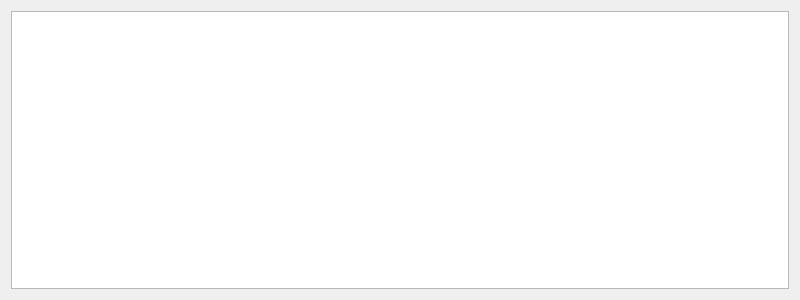
First picture: the form in ui/resources/MaintPage_widget.ui, repository tamdak-dan/rch-steamer, before the edit.
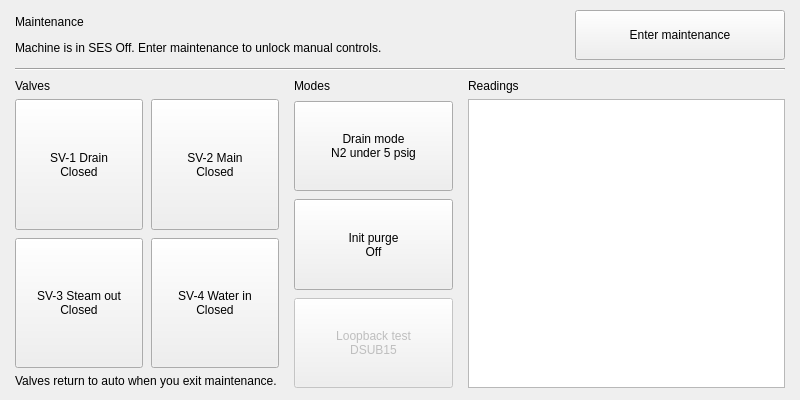
Second picture: the form after the edit.

Commit message: system page added. Dialing in bugs on Run Page

```diff
--- a/ui/resources/MaintPage_widget.ui
+++ b/ui/resources/MaintPage_widget.ui
@@ -7,11 +7,11 @@
     <x>0</x>
     <y>0</y>
     <width>800</width>
-    <height>300</height>
+    <height>400</height>
    </rect>
   </property>
   <property name="sizePolicy">
-   <sizepolicy hsizetype="Preferred" vsizetype="MinimumExpanding">
+   <sizepolicy hsizetype="Preferred" vsizetype="Preferred">
     <horstretch>0</horstretch>
     <verstretch>0</verstretch>
    </sizepolicy>
@@ -19,14 +19,346 @@
   <property name="windowTitle">
    <string>Form</string>
   </property>
-  <layout class="QVBoxLayout" name="verticalLayout">
+  <layout class="QVBoxLayout" name="MaintPage_V" stretch="0,0,1">
+   <property name="spacing">
+    <number>8</number>
+   </property>
+   <property name="leftMargin">
+    <number>15</number>
+   </property>
+   <property name="topMargin">
+    <number>10</number>
+   </property>
+   <property name="rightMargin">
+    <number>15</number>
+   </property>
+   <property name="bottomMargin">
+    <number>12</number>
+   </property>
    <item>
-    <widget class="QTableWidget" name="Maint_AlarmTable">
-     <attribute name="horizontalHeaderStretchLastSection">
-      <bool>true</bool>
-     </attribute>
+    <layout class="QHBoxLayout" name="MaintPage_Header" stretch="1,0">
+     <property name="spacing">
+      <number>12</number>
+     </property>
+     <item>
+      <layout class="QVBoxLayout" name="MaintPage_HeaderText">
+       <property name="spacing">
+        <number>2</number>
+       </property>
+       <item>
+        <widget class="QLabel" name="H2_Maintenance">
+         <property name="text">
+          <string>Maintenance</string>
+         </property>
+        </widget>
+       </item>
+       <item>
+        <widget class="QLabel" name="lbl_MaintHint">
+         <property name="text">
+          <string>Machine is in SES Off. Enter maintenance to unlock manual controls.</string>
+         </property>
+         <property name="wordWrap">
+          <bool>true</bool>
+         </property>
+        </widget>
+       </item>
+      </layout>
+     </item>
+     <item>
+      <widget class="QPushButton" name="btn_MaintEnterExit">
+       <property name="sizePolicy">
+        <sizepolicy hsizetype="Fixed" vsizetype="Fixed">
+         <horstretch>0</horstretch>
+         <verstretch>0</verstretch>
+        </sizepolicy>
+       </property>
+       <property name="minimumSize">
+        <size>
+         <width>210</width>
+         <height>50</height>
+        </size>
+       </property>
+       <property name="text">
+        <string>Enter maintenance</string>
+       </property>
+       <property name="checkable">
+        <bool>true</bool>
+       </property>
+       <property name="maint" stdset="0">
+        <bool>true</bool>
+       </property>
+      </widget>
+     </item>
+    </layout>
+   </item>
+   <item>
+    <widget class="Line" name="line_maint">
+     <property name="orientation">
+      <enum>Qt::Orientation::Horizontal</enum>
+     </property>
     </widget>
    </item>
+   <item>
+    <layout class="QHBoxLayout" name="MaintPage_Body" stretch="5,3,6">
+     <property name="spacing">
+      <number>15</number>
+     </property>
+     <item>
+      <layout class="QVBoxLayout" name="MaintPage_Valves" stretch="0,1,0">
+       <property name="spacing">
+        <number>6</number>
+       </property>
+       <item>
+        <widget class="QLabel" name="H3_Valves">
+         <property name="text">
+          <string>Valves</string>
+         </property>
+        </widget>
+       </item>
+       <item>
+        <layout class="QGridLayout" name="MaintPage_ValveGrid">
+         <property name="spacing">
+          <number>8</number>
+         </property>
+         <item row="0" column="0">
+          <widget class="QPushButton" name="PLC_bMaintSV1">
+           <property name="sizePolicy">
+            <sizepolicy hsizetype="Expanding" vsizetype="Expanding">
+             <horstretch>0</horstretch>
+             <verstretch>0</verstretch>
+            </sizepolicy>
+           </property>
+           <property name="minimumSize">
+            <size>
+             <width>0</width>
+             <height>64</height>
+            </size>
+           </property>
+           <property name="text">
+            <string>SV-1 Drain
+Closed</string>
+           </property>
+           <property name="checkable">
+            <bool>true</bool>
+           </property>
+           <property name="maint" stdset="0">
+            <bool>true</bool>
+           </property>
+          </widget>
+         </item>
+         <item row="0" column="1">
+          <widget class="QPushButton" name="PLC_bMaintSV2">
+           <property name="sizePolicy">
+            <sizepolicy hsizetype="Expanding" vsizetype="Expanding">
+             <horstretch>0</horstretch>
+             <verstretch>0</verstretch>
+            </sizepolicy>
+           </property>
+           <property name="minimumSize">
+            <size>
+             <width>0</width>
+             <height>64</height>
+            </size>
+           </property>
+           <property name="text">
+            <string>SV-2 Main
+Closed</string>
+           </property>
+           <property name="checkable">
+            <bool>true</bool>
+           </property>
+           <property name="maint" stdset="0">
+            <bool>true</bool>
+           </property>
+          </widget>
+         </item>
+         <item row="1" column="0">
+          <widget class="QPushButton" name="PLC_bMaintSV3">
+           <property name="sizePolicy">
+            <sizepolicy hsizetype="Expanding" vsizetype="Expanding">
+             <horstretch>0</horstretch>
+             <verstretch>0</verstretch>
+            </sizepolicy>
+           </property>
+           <property name="minimumSize">
+            <size>
+             <width>0</width>
+             <height>64</height>
+            </size>
+           </property>
+           <property name="text">
+            <string>SV-3 Steam out
+Closed</string>
+           </property>
+           <property name="checkable">
+            <bool>true</bool>
+           </property>
+           <property name="maint" stdset="0">
+            <bool>true</bool>
+           </property>
+          </widget>
+         </item>
+         <item row="1" column="1">
+          <widget class="QPushButton" name="PLC_bMaintSV4">
+           <property name="sizePolicy">
+            <sizepolicy hsizetype="Expanding" vsizetype="Expanding">
+             <horstretch>0</horstretch>
+             <verstretch>0</verstretch>
+            </sizepolicy>
+           </property>
+           <property name="minimumSize">
+            <size>
+             <width>0</width>
+             <height>64</height>
+            </size>
+           </property>
+           <property name="text">
+            <string>SV-4 Water in
+Closed</string>
+           </property>
+           <property name="checkable">
+            <bool>true</bool>
+           </property>
+           <property name="maint" stdset="0">
+            <bool>true</bool>
+           </property>
+          </widget>
+         </item>
+        </layout>
+       </item>
+       <item>
+        <widget class="QLabel" name="lbl_ValveNote">
+         <property name="text">
+          <string>Valves return to auto when you exit maintenance.</string>
+         </property>
+         <property name="wordWrap">
+          <bool>true</bool>
+         </property>
+        </widget>
+       </item>
+      </layout>
+     </item>
+     <item>
+      <layout class="QVBoxLayout" name="MaintPage_Modes" stretch="0,1,1,1">
+       <property name="spacing">
+        <number>8</number>
+       </property>
+       <item>
+        <widget class="QLabel" name="H3_Modes">
+         <property name="text">
+          <string>Modes</string>
+         </property>
+        </widget>
+       </item>
+       <item>
+        <widget class="QPushButton" name="PLC_bMaintDrainMode">
+         <property name="sizePolicy">
+          <sizepolicy hsizetype="Expanding" vsizetype="Preferred">
+           <horstretch>0</horstretch>
+           <verstretch>0</verstretch>
+          </sizepolicy>
+         </property>
+         <property name="minimumSize">
+          <size>
+           <width>0</width>
+           <height>56</height>
+          </size>
+         </property>
+         <property name="text">
+          <string>Drain mode
+N2 under 5 psig</string>
+         </property>
+         <property name="checkable">
+          <bool>true</bool>
+         </property>
+         <property name="maint" stdset="0">
+          <bool>true</bool>
+         </property>
+        </widget>
+       </item>
+       <item>
+        <widget class="QPushButton" name="PLC_bMaintInitPurge">
+         <property name="sizePolicy">
+          <sizepolicy hsizetype="Expanding" vsizetype="Preferred">
+           <horstretch>0</horstretch>
+           <verstretch>0</verstretch>
+          </sizepolicy>
+         </property>
+         <property name="minimumSize">
+          <size>
+           <width>0</width>
+           <height>56</height>
+          </size>
+         </property>
+         <property name="text">
+          <string>Init purge
+Off</string>
+         </property>
+         <property name="checkable">
+          <bool>true</bool>
+         </property>
+         <property name="maint" stdset="0">
+          <bool>true</bool>
+         </property>
+        </widget>
+       </item>
+       <item>
+        <widget class="QPushButton" name="PLC_bMaintLoopback">
+         <property name="enabled">
+          <bool>false</bool>
+         </property>
+         <property name="sizePolicy">
+          <sizepolicy hsizetype="Expanding" vsizetype="Preferred">
+           <horstretch>0</horstretch>
+           <verstretch>0</verstretch>
+          </sizepolicy>
+         </property>
+         <property name="minimumSize">
+          <size>
+           <width>0</width>
+           <height>56</height>
+          </size>
+         </property>
+         <property name="text">
+          <string>Loopback test
+DSUB15</string>
+         </property>
+         <property name="checkable">
+          <bool>true</bool>
+         </property>
+         <property name="maint" stdset="0">
+          <bool>true</bool>
+         </property>
+        </widget>
+       </item>
+      </layout>
+     </item>
+     <item>
+      <layout class="QVBoxLayout" name="MaintPage_Readings" stretch="0,1">
+       <property name="spacing">
+        <number>6</number>
+       </property>
+       <item>
+        <widget class="QLabel" name="H3_Readings">
+         <property name="text">
+          <string>Readings</string>
+         </property>
+        </widget>
+       </item>
+       <item>
+        <widget class="QTableWidget" name="tbl_MaintReadings">
+         <property name="verticalScrollBarPolicy">
+          <enum>Qt::ScrollBarPolicy::ScrollBarAlwaysOff</enum>
+         </property>
+         <property name="horizontalScrollBarPolicy">
+          <enum>Qt::ScrollBarPolicy::ScrollBarAlwaysOff</enum>
+         </property>
+        </widget>
+       </item>
+      </layout>
+     </item>
+    </layout>
+   </item>
   </layout>
  </widget>
  <resources/>
```
Left out of the diff: 4 changed lines with no effect on the pictures. The commit also changes 27 other files.
